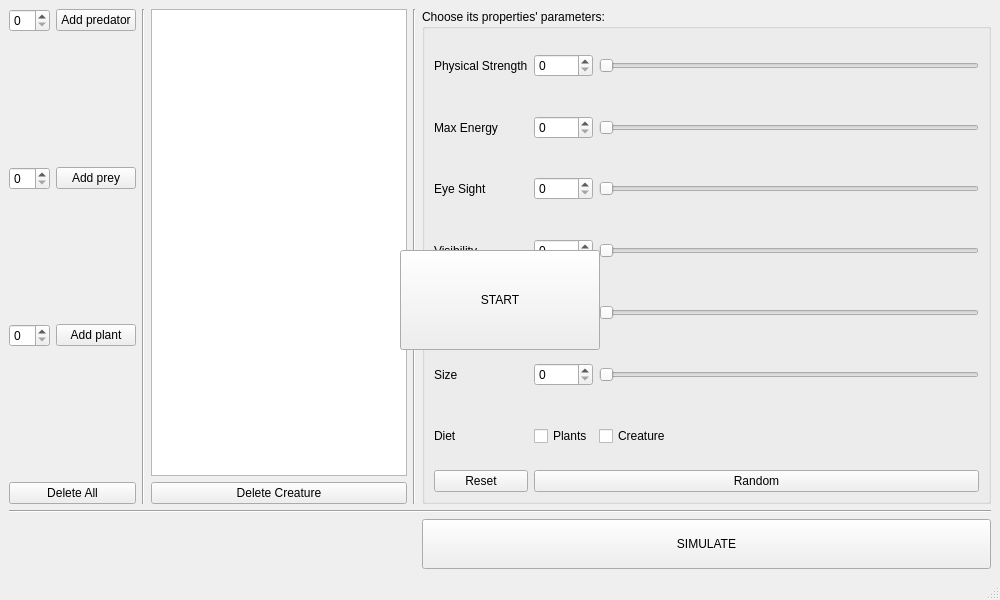
First picture: the form in Evolution_1/mainwindow.ui, repository Natali124/Evolution-Simulator, before the edit.
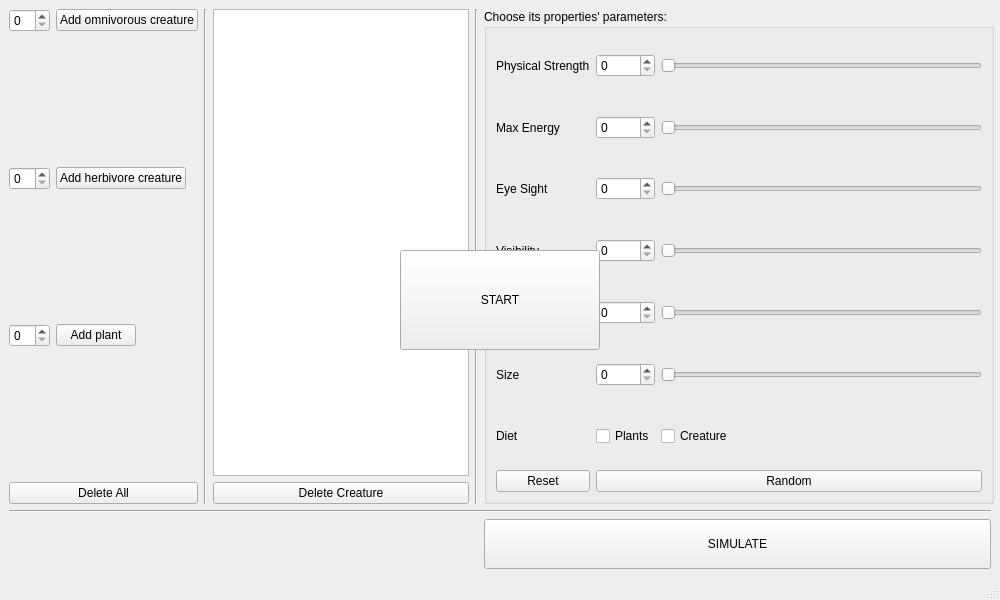
Second picture: the form after the edit.

Commit message:
Change of variable names to match with backend names
preys --> herbivore creature
predators --> omnivorous creature

```diff
--- a/Evolution_1/mainwindow.ui
+++ b/Evolution_1/mainwindow.ui
@@ -36,7 +36,7 @@
        </sizepolicy>
       </property>
       <property name="text">
-       <string>Add predator</string>
+       <string>Add omnivorous creature</string>
       </property>
      </widget>
     </item>
@@ -62,7 +62,7 @@
        </sizepolicy>
       </property>
       <property name="text">
-       <string>Add prey</string>
+       <string>Add herbivore creature</string>
       </property>
      </widget>
     </item>
```
The commit also changes 1 other file.
